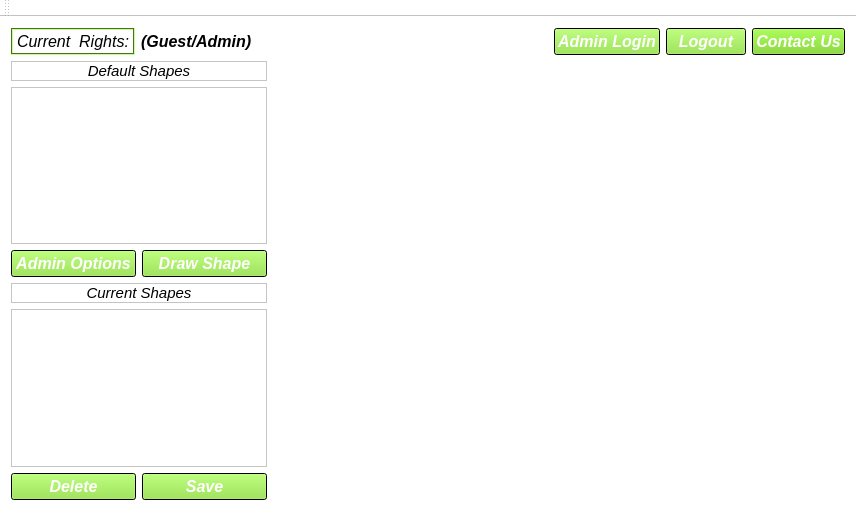
Before: the Qt Designer form CS1Cofficial/mainwindow.ui in MarcoYbanez/CS1Cproject, drawn with Qt 5.
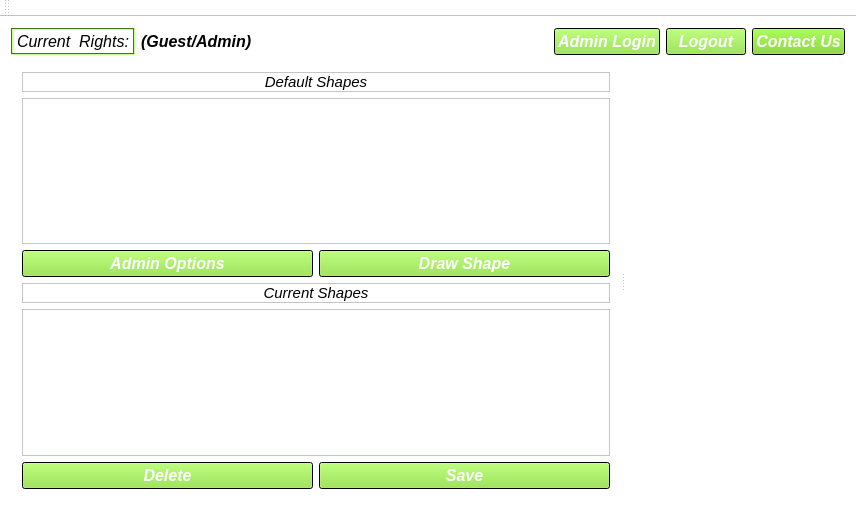
After: the same form once the commit is applied. Custom widgets are drawn as their Qt base class.

```diff
--- a/CS1Cofficial/mainwindow.ui
+++ b/CS1Cofficial/mainwindow.ui
@@ -88,7 +88,7 @@
   </property>
   <widget class="QWidget" name="centralWidget">
    <layout class="QGridLayout" name="gridLayout">
-    <item row="0" column="0" colspan="4">
+    <item row="0" column="0">
      <layout class="QHBoxLayout" name="horizontalLayout_4">
       <item>
        <layout class="QHBoxLayout" name="horizontalLayout">
@@ -563,7 +563,7 @@
       <item>
        <layout class="QHBoxLayout" name="horizontalLayout_2">
         <item>
-         <widget class="QPushButton" name="pushButton_2">
+         <widget class="QPushButton" name="login_btn">
           <property name="palette">
            <palette>
             <active>
@@ -1613,7 +1613,20 @@
       </item>
      </layout>
     </item>
-    <item row="1" column="0" colspan="2">
+    <item row="1" column="0">
+     <widget class="QSplitter" name="splitter">
+      <property name="sizePolicy">
+       <sizepolicy hsizetype="Expanding" vsizetype="Expanding">
+        <horstretch>0</horstretch>
+        <verstretch>0</verstretch>
+       </sizepolicy>
+      </property>
+      <property name="orientation">
+       <enum>Qt::Horizontal</enum>
+      </property>
+      <widget class="QWidget" name="">
+       <layout class="QVBoxLayout" name="verticalLayout">
+        <item>
      <widget class="QLabel" name="titleAvailableShape">
       <property name="font">
        <font>
@@ -1631,39 +1644,10 @@
       </property>
      </widget>
     </item>
-    <item row="2" column="0" colspan="2">
+        <item>
      <widget class="QListWidget" name="availableShapesList"/>
     </item>
-    <item row="2" column="2">
-     <spacer name="horizontalSpacer_2">
-      <property name="orientation">
-       <enum>Qt::Horizontal</enum>
-      </property>
-      <property name="sizeType">
-       <enum>QSizePolicy::Expanding</enum>
-      </property>
-      <property name="sizeHint" stdset="0">
-       <size>
-        <width>0</width>
-        <height>0</height>
-       </size>
-      </property>
-     </spacer>
-    </item>
-    <item row="2" column="3">
-     <spacer name="horizontalSpacer_3">
-      <property name="orientation">
-       <enum>Qt::Horizontal</enum>
-      </property>
-      <property name="sizeHint" stdset="0">
-       <size>
-        <width>40</width>
-        <height>20</height>
-       </size>
-      </property>
-     </spacer>
-    </item>
-    <item row="3" column="0" colspan="2">
+        <item>
      <layout class="QHBoxLayout" name="horizontalLayout_3">
       <item>
        <widget class="QPushButton" name="pushButton_4">
@@ -2256,7 +2240,7 @@
       </item>
      </layout>
     </item>
-    <item row="4" column="0" colspan="2">
+        <item>
      <widget class="QLabel" name="titleCurrentShape">
       <property name="font">
        <font>
@@ -2274,10 +2258,12 @@
       </property>
      </widget>
     </item>
-    <item row="5" column="0" colspan="2">
+        <item>
      <widget class="QListWidget" name="currentShapes"/>
     </item>
-    <item row="6" column="0">
+        <item>
+         <layout class="QHBoxLayout" name="horizontalLayout_5">
+          <item>
      <widget class="QPushButton" name="pushButton">
       <property name="palette">
        <palette>
@@ -2707,7 +2693,7 @@
       </property>
      </widget>
     </item>
-    <item row="6" column="1">
+          <item>
      <widget class="QPushButton" name="pushButton_5">
       <property name="palette">
        <palette>
@@ -3137,6 +3123,23 @@
      </widget>
     </item>
    </layout>
+        </item>
+       </layout>
+      </widget>
+      <widget class="drawWt" name="drawWidget" native="true">
+       <property name="enabled">
+        <bool>true</bool>
+       </property>
+       <property name="sizePolicy">
+        <sizepolicy hsizetype="Expanding" vsizetype="Expanding">
+         <horstretch>0</horstretch>
+         <verstretch>0</verstretch>
+        </sizepolicy>
+       </property>
+      </widget>
+     </widget>
+    </item>
+   </layout>
   </widget>
   <widget class="QMenuBar" name="menuBar">
    <property name="geometry">
@@ -3158,6 +3161,18 @@
   </widget>
  </widget>
  <layoutdefault spacing="6" margin="11"/>
+ <customwidgets>
+  <customwidget>
+   <class>drawWt</class>
+   <extends>QWidget</extends>
+   <header>drawwt.h</header>
+   <container>1</container>
+   <slots>
+    <signal>signal1()</signal>
+    <slot>slot1()</slot>
+   </slots>
+  </customwidget>
+ </customwidgets>
  <resources/>
  <connections>
   <connection>
```
Lines whose indentation alone changed are shown as unchanged.
